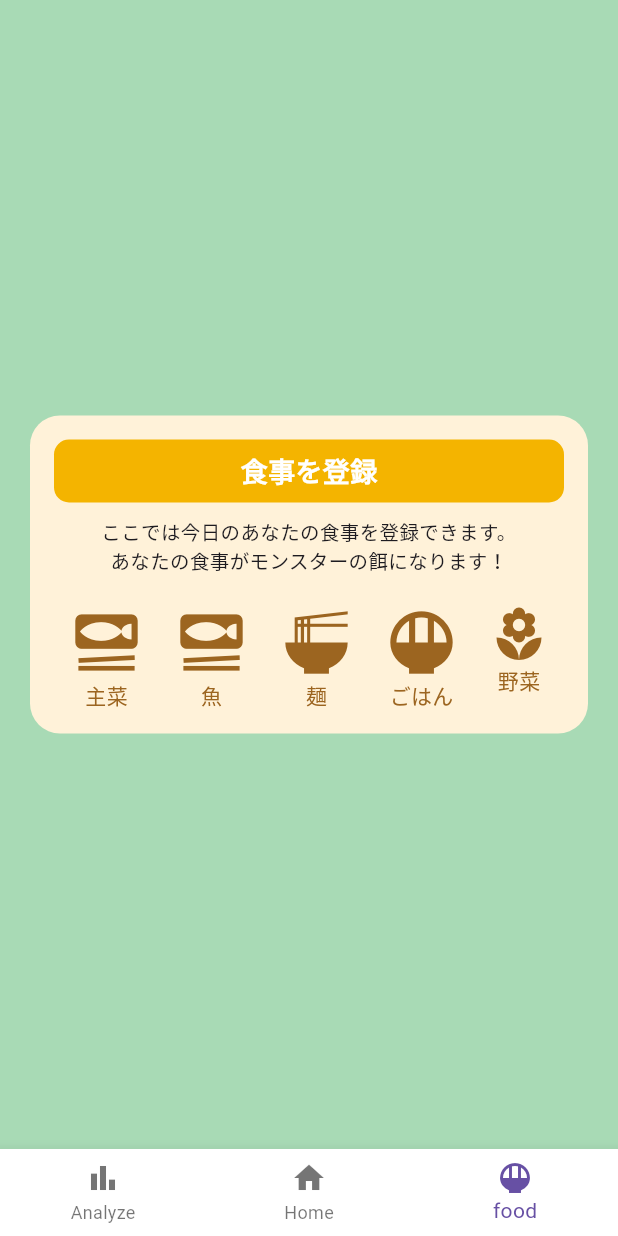
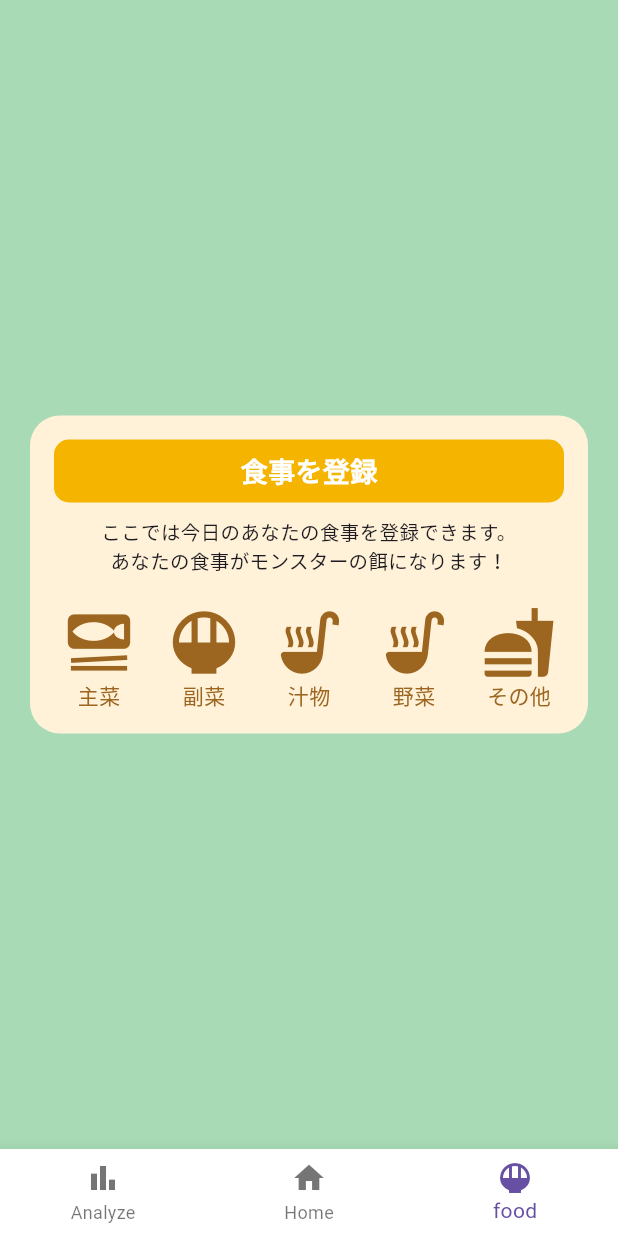
Before and after one commit to Agenta523/LifeMon, a Flutter app: the screen it shows after launch, item 3 of the bottom bar chosen, on a phone screen of 412 x 824 dp. Run offline on Flutter 3.47's test engine with Material 3 defaults, Android fonts, the phone set to English and light mode, and no system bars; our stand-ins replace fl_chart.

Commit message:
食べ物登録

```diff
--- a/lib/main.dart
+++ b/lib/main.dart
@@ -3,6 +3,10 @@ import 'screen/home_screen/home_screen.dart';
 import 'screen/analyze_screen/analyze_screen.dart';
 import 'screen/food_screen/food_screen.dart';
 import 'screen/food_screen/maindish_reg.dart'; // 主菜画面をインポート
+import 'screen/food_screen/sidedish_reg.dart';
+import 'screen/food_screen/vegetable_reg.dart';
+import 'screen/food_screen/other_reg.dart';
+import 'screen/food_screen/soup_reg.dart';
 import 'widget/bottom_navigation.dart';
 
 void main() => runApp(const MyApp());
@@ -19,6 +23,10 @@ class MyApp extends StatelessWidget {
       routes: {
         '/': (context) => const MainScreen(),
         '/maindish': (context) => const MainDishScreen(), // 主菜画面ルート
+        '/sidedish': (context) => const SideDishScreen(),
+        '/soup': (context) => const SoupScreen(),
+        '/other': (context) => const OtherScreen(),
+        '/vegetable': (context) => const VegetableScreen(),
       },
     );
   }
--- a/lib/screen/food_screen/food_screen.dart
+++ b/lib/screen/food_screen/food_screen.dart
@@ -6,7 +6,7 @@ class FoodScreen extends StatelessWidget {
   @override
   Widget build(BuildContext context) {
     return Container(
-      color: const Color(0xFFA8DAB5),
+      color: const Color(0xFFA8DAB5), // 背景色
       child: Center(
         child: Container(
           margin: const EdgeInsets.all(20),
@@ -18,7 +18,6 @@ class FoodScreen extends StatelessWidget {
           child: Column(
             mainAxisSize: MainAxisSize.min,
             children: [
-              // タイトル
               Container(
                 padding: const EdgeInsets.symmetric(vertical: 8),
                 decoration: BoxDecoration(
@@ -37,7 +36,6 @@ class FoodScreen extends StatelessWidget {
                 ),
               ),
               const SizedBox(height: 10),
-
               const Text(
                 'ここでは今日のあなたの食事を登録できます。\nあなたの食事がモンスターの餌になります！',
                 textAlign: TextAlign.center,
@@ -45,59 +43,37 @@ class FoodScreen extends StatelessWidget {
               ),
               const SizedBox(height: 20),
 
-              // 食事カテゴリーアイコン群
+              // カテゴリごとのアイコン表示
               Wrap(
                 spacing: 20,
                 runSpacing: 20,
                 alignment: WrapAlignment.center,
                 children: [
-                  GestureDetector(
-                    onTap: () {
-                      Navigator.pushNamed(context, '/maindish');
-                    },
-                    child: Column(
-                      children: const [
-                        Icon(
-                          Icons.set_meal,
-                          size: 50,
-                          color: Color(0xFF9C6520),
-                        ),
-                        Text("主菜", style: TextStyle(color: Color(0xFF9C6520))),
-                      ],
-                    ),
+                  _buildFoodCategory(
+                    context,
+                    Icons.set_meal,
+                    "主菜",
+                    '/maindish',
                   ),
-                  Column(
-                    children: const [
-                      Icon(Icons.set_meal, size: 50, color: Color(0xFF9C6520)),
-                      Text("魚", style: TextStyle(color: Color(0xFF9C6520))),
-                    ],
+                  _buildFoodCategory(
+                    context,
+                    Icons.rice_bowl,
+                    "副菜",
+                    '/sidedish',
                   ),
-                  Column(
-                    children: const [
-                      Icon(
-                        Icons.ramen_dining,
-                        size: 50,
-                        color: Color(0xFF9C6520),
-                      ),
-                      Text("麺", style: TextStyle(color: Color(0xFF9C6520))),
-                    ],
+                  _buildFoodCategory(
+                    context,
+                    Icons.soup_kitchen,
+                    "汁物",
+                    '/soup',
                   ),
-                  Column(
-                    children: const [
-                      Icon(Icons.rice_bowl, size: 50, color: Color(0xFF9C6520)),
-                      Text("ごはん", style: TextStyle(color: Color(0xFF9C6520))),
-                    ],
+                  _buildFoodCategory(
+                    context,
+                    Icons.soup_kitchen,
+                    "野菜",
+                    '/vegetable',
                   ),
-                  Column(
-                    children: const [
-                      Icon(
-                        Icons.local_florist,
-                        size: 40,
-                        color: Color(0xFF9C6520),
-                      ),
-                      Text("野菜", style: TextStyle(color: Color(0xFF9C6520))),
-                    ],
-                  ),
+                  _buildFoodCategory(context, Icons.fastfood, "その他", '/other'),
                 ],
               ),
             ],
@@ -107,3 +83,22 @@ class FoodScreen extends StatelessWidget {
     );
   }
 }
+
+// 🔽 ここに定義します（FoodScreenの下）
+Widget _buildFoodCategory(
+  BuildContext context,
+  IconData icon,
+  String label,
+  String route,
+) {
+  return GestureDetector(
+    onTap: () => Navigator.pushNamed(context, route),
+    child: Column(
+      mainAxisSize: MainAxisSize.min,
+      children: [
+        Icon(icon, size: 50, color: const Color(0xFF9C6520)),
+        Text(label, style: const TextStyle(color: Color(0xFF9C6520))),
+      ],
+    ),
+  );
+}
--- /dev/null
+++ b/lib/screen/food_screen/other_reg.dart
@@ -0,0 +1,15 @@
+import 'package:flutter/material.dart';
+import 'package:life_mon/widget/food_register_template.dart';
+
+class OtherScreen extends StatelessWidget {
+  const OtherScreen({Key? key}) : super(key: key);
+
+  @override
+  Widget build(BuildContext context) {
+    return FoodRegisterTemplate(
+      title: 'その他を登録',
+      message: 'その他の食事を登録してください',
+      icon: Icons.fastfood,
+    );
+  }
+}
--- /dev/null
+++ b/lib/screen/food_screen/sidedish_reg.dart
@@ -0,0 +1,15 @@
+import 'package:flutter/material.dart';
+import 'package:life_mon/widget/food_register_template.dart'; // ← 実際のプロジェクト名に置き換える
+
+class SideDishScreen extends StatelessWidget {
+  const SideDishScreen({Key? key}) : super(key: key);
+
+  @override
+  Widget build(BuildContext context) {
+    return FoodRegisterTemplate(
+      title: '副菜を登録',
+      message: '副菜を登録してください',
+      icon: Icons.ramen_dining,
+    );
+  }
+}
--- /dev/null
+++ b/lib/screen/food_screen/soup_reg.dart
@@ -0,0 +1,15 @@
+import 'package:flutter/material.dart';
+import 'package:life_mon/widget/food_register_template.dart';
+
+class SoupScreen extends StatelessWidget {
+  const SoupScreen({Key? key}) : super(key: key);
+
+  @override
+  Widget build(BuildContext context) {
+    return FoodRegisterTemplate(
+      title: '汁物を登録',
+      message: '汁物を登録してください',
+      icon: Icons.soup_kitchen,
+    );
+  }
+}
--- /dev/null
+++ b/lib/screen/food_screen/vegetable_reg.dart
@@ -0,0 +1,15 @@
+import 'package:flutter/material.dart';
+import 'package:life_mon/widget/food_register_template.dart';
+
+class VegetableScreen extends StatelessWidget {
+  const VegetableScreen({Key? key}) : super(key: key);
+
+  @override
+  Widget build(BuildContext context) {
+    return FoodRegisterTemplate(
+      title: '野菜を登録',
+      message: '野菜を登録してください',
+      icon: Icons.eco, // アイコンは好みに応じて変更可能
+    );
+  }
+}
```
Also changed, not shown: lib/widget/Food_Register_Template.dart (added, +116 -0 lines).
